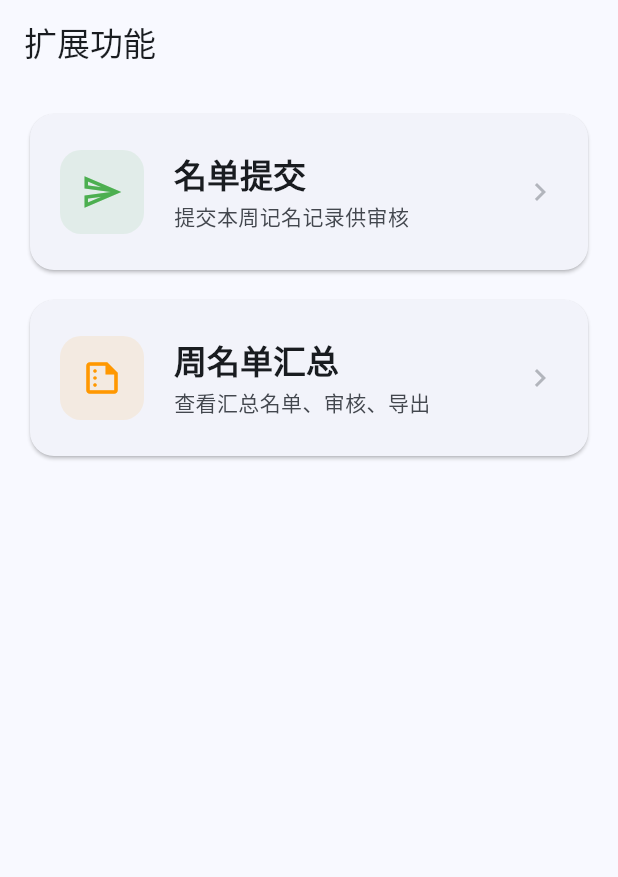
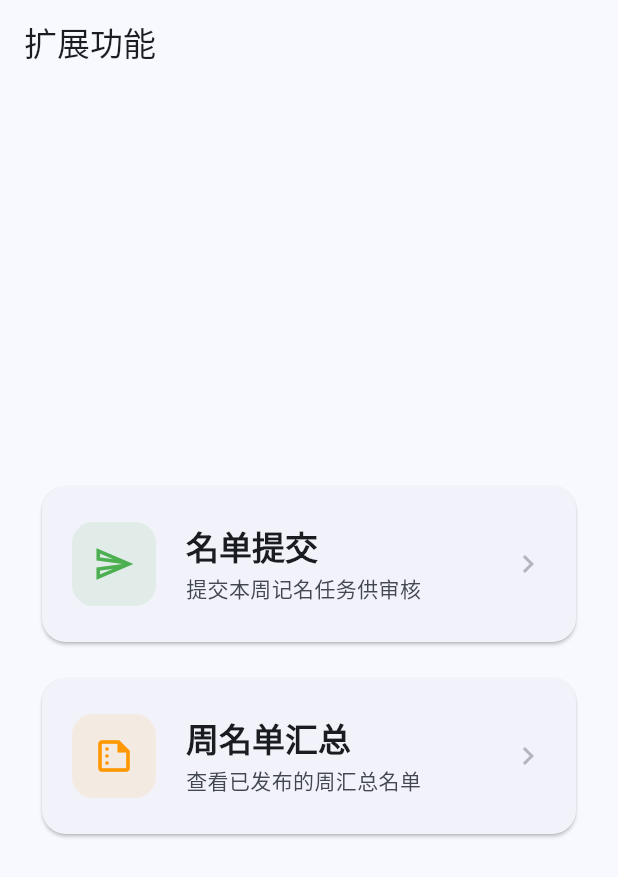
Before and after one commit to Keleoz-Cyber/LessonSearch, a Flutter app: the ExtensionPage screen opened by its route, on a phone screen of 412 x 824 dp. Shown: the top 877 px of the screen. Run offline on Flutter 3.47's test engine with Material 3 defaults, Android fonts, the phone set to English and light mode, and no system bars; our stand-ins replace dio, drift, flutter_riverpod, go_router, shared_preferences; accounts and stored records are empty; generated files the repository leaves out were written again; network calls fail.

Commit message:
fix: unify extension page style with home page and show role-based descriptions

```diff
--- a/app/lib/features/extension/presentation/extension_page.dart
+++ b/app/lib/features/extension/presentation/extension_page.dart
@@ -3,37 +3,42 @@ import 'package:flutter_riverpod/flutter_riverpod.dart';
 import 'package:go_router/go_router.dart';
 
 import '../../../shared/providers.dart';
-import '../../../shared/widgets/toast.dart';
 
 class ExtensionPage extends ConsumerWidget {
   const ExtensionPage({super.key});
 
   @override
   Widget build(BuildContext context, WidgetRef ref) {
+    final auth = ref.watch(authServiceProvider);
+    final isAdmin = auth.isAdmin;
+
     return Scaffold(
       appBar: AppBar(title: const Text('扩展功能')),
       body: SafeArea(
+        child: Center(
           child: SingleChildScrollView(
-          padding: const EdgeInsets.all(16),
+            padding: const EdgeInsets.all(24),
             child: Column(
+              mainAxisSize: MainAxisSize.min,
               crossAxisAlignment: CrossAxisAlignment.stretch,
               children: [
                 _FeatureCard(
                   icon: Icons.send_outlined,
                   title: '名单提交',
-                subtitle: '提交本周记名记录供审核',
+                  subtitle: isAdmin ? '查看提交状态、审核记录' : '提交本周记名任务供审核',
                   color: Colors.green,
                   onTap: () => context.push('/extension/submission'),
                 ),
-              const SizedBox(height: 12),
+                const SizedBox(height: 16),
                 _FeatureCard(
                   icon: Icons.summarize_outlined,
                   title: '周名单汇总',
-                subtitle: '查看汇总名单、审核、导出',
+                  subtitle: isAdmin ? '审核提交、导出汇总表' : '查看已发布的周汇总名单',
                   color: Colors.orange,
                   onTap: () => context.push('/extension/weekly-summary'),
                 ),
               ],
+            ),
           ),
         ),
       ),
```
Lines whose indentation alone changed are shown as unchanged.
